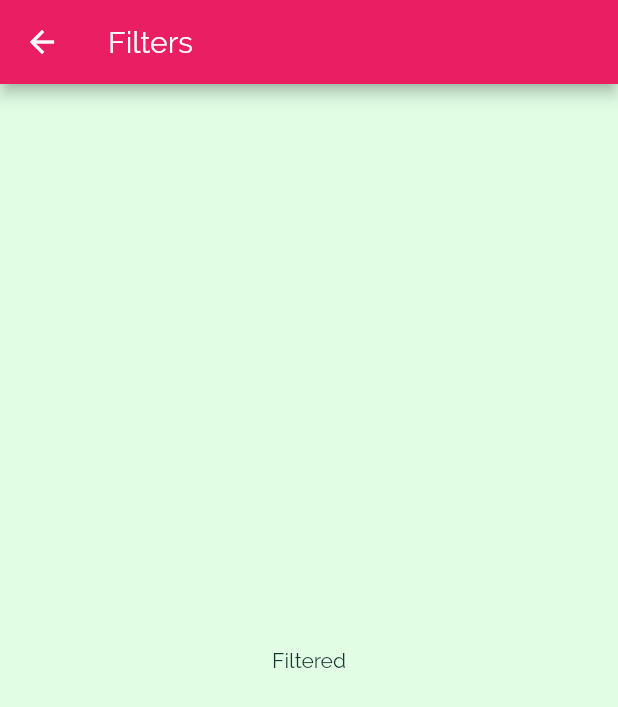
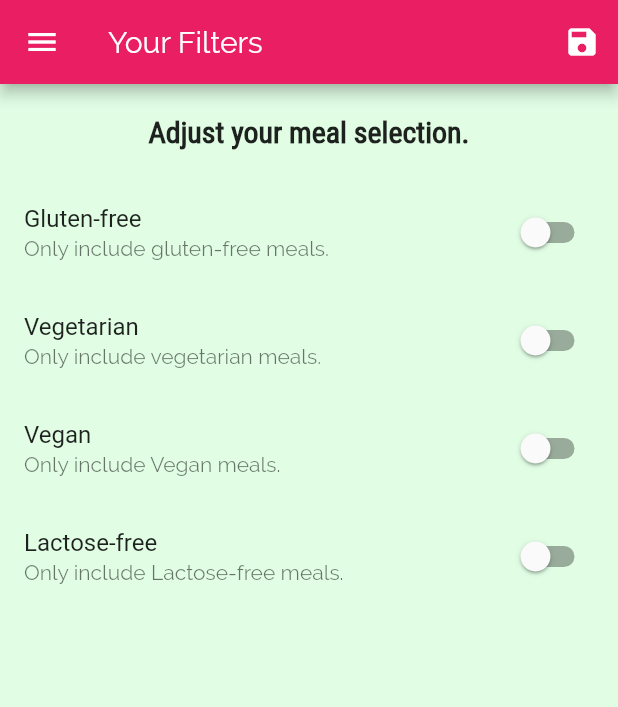
Before and after one commit to EviCoach/meals, a Flutter app: the FiltersScreen screen opened by its route, on a phone screen of 412 x 824 dp. Shown: the top 707 px of the screen. Run offline on Flutter 3.47's test engine with Material 2 defaults, Android fonts, the phone set to English and light mode, and no system bars.

Commit message:
Users can now filter the meals based on their diets

```diff
--- a/meals_app/lib/main.dart
+++ b/meals_app/lib/main.dart
@@ -4,10 +4,46 @@ import './screens/meal_detail_screen.dart';
 import 'package:meals_app/screens/tabs_screen.dart';
 import './screens/category_meals_screen.dart';
 import './screens/filters_screen.dart';
+import 'dummy_data.dart';
+import './models/meal.dart';
 
 main() => runApp(MyApp());
 
-class MyApp extends StatelessWidget {
+class MyApp extends StatefulWidget {
+  @override
+  _MyAppState createState() => _MyAppState();
+}
+
+class _MyAppState extends State<MyApp> {
+  Map<String, bool> _filters = {
+    'gluten': false,
+    'lactose': false,
+    'vegan': false,
+    'vegetarian': false,
+  };
+
+  List<Meal> _availableMeals = DUMMY_MEALS;
+
+  void _setFilters(Map<String, bool> filterData) {
+    _filters = filterData;
+
+    _availableMeals = DUMMY_MEALS.where((meal) {
+      if (_filters['gluten'] && !meal.isGlutenFree) {
+        return false; // don't include this item
+      }
+      if (_filters['lactose'] && !meal.isLactoseFree) {
+        return false; // don't include this item
+      }
+      if (_filters['vegan'] && !meal.isVegan) {
+        return false; // don't include this item
+      }
+      if (_filters['vegetarian'] && !meal.isVegetarian) {
+        return false; // don't include this item
+      }
+      return true;
+    }).toList();
+  }
+
   @override
   Widget build(BuildContext context) {
     return MaterialApp(
@@ -36,9 +72,10 @@ class MyApp extends StatelessWidget {
         // routing table
         routes: {
           '/': (ctx) => TabsScreen(),
-          CategoryMealsScreen.routeName: (ctx) => CategoryMealsScreen(),
+          CategoryMealsScreen.routeName: (ctx) =>
+              CategoryMealsScreen(_availableMeals),
           MealDetailScreen.routeName: (ctx) => MealDetailScreen(),
-          FiltersScreen.routeName: (ctx) => FiltersScreen(),
+          FiltersScreen.routeName: (ctx) => FiltersScreen(_setFilters),
         } // marks the root screen of your app
         );
   }
--- a/meals_app/lib/screens/category_meals_screen.dart
+++ b/meals_app/lib/screens/category_meals_screen.dart
@@ -2,10 +2,12 @@ import 'package:flutter/material.dart';
 import '../models/meal.dart';
 import '../widgets/meal_item.dart';
 
-import '../dummy_data.dart';
 
 class CategoryMealsScreen extends StatefulWidget {
   static const routeName = '/category-meals';
+
+  final List<Meal> availableMeals;
+  CategoryMealsScreen(this.availableMeals);
 
   @override
   _CategoryMealsScreenState createState() => _CategoryMealsScreenState();
@@ -34,7 +36,7 @@ class _CategoryMealsScreenState extends State<CategoryMealsScreen> {
           ModalRoute.of(context).settings.arguments as Map<String, String>;
       categoryTitle = routesArgs['title'];
       final categoryId = routesArgs['id'];
-      displayedMeals = DUMMY_MEALS.where((meal) {
+      displayedMeals = widget.availableMeals.where((meal) {
         return meal.categories.contains(
             categoryId); // only those that have the same category id as this id
       }).toList();
--- a/meals_app/lib/screens/filters_screen.dart
+++ b/meals_app/lib/screens/filters_screen.dart
@@ -1,15 +1,110 @@
 import 'package:flutter/material.dart';
+import '../widgets/main_drawer.dart';
 
-class FiltersScreen extends StatelessWidget {
+class FiltersScreen extends StatefulWidget {
   static const routeName = '/filters';
+
+  final Function saveFilters;
+  FiltersScreen(this.saveFilters);
+
+  @override
+  _FiltersScreenState createState() => _FiltersScreenState();
+}
+
+class _FiltersScreenState extends State<FiltersScreen> {
+  var _glutenFree = false;
+  var _vegetarian = false;
+  var _vegan = false;
+  var _lactoseFree = false;
+
+  Widget _buildSwitchListTile(
+      String title, String desc, bool val, Function updateVal) {
+    return SwitchListTile(
+      title: Text(title),
+      subtitle: Text(desc),
+      value: val,
+      onChanged: updateVal,
+    );
+  }
+
   @override
   Widget build(BuildContext context) {
     return Scaffold(
       appBar: AppBar(
-        title: Text('Filters'),
+        title: Text('Your Filters'),
+        actions: <Widget>[
+          IconButton(
+            icon: Icon(Icons.save),
+            onPressed: () {
+              final selectedFilters = {
+                'gluten': _glutenFree,
+                'lactose': _lactoseFree,
+                'vegan': _vegan,
+                'vegetarian': _vegetarian
+              };
+              widget.saveFilters(selectedFilters);
+            },
+          )
+        ],
       ),
-      body: Center(
-        child: Text('Filtered'),
+      drawer: MainDrawer(),
+      body: Column(
+        children: <Widget>[
+          Container(
+            padding: EdgeInsets.all(20),
+            child: Text(
+              'Adjust your meal selection.',
+              style: Theme.of(context).textTheme.title,
+            ),
+          ),
+          Expanded(
+            child: ListView(
+              children: <Widget>[
+                _buildSwitchListTile(
+                  'Gluten-free',
+                  'Only include gluten-free meals.',
+                  _glutenFree,
+                  (newValue) {
+                    setState(() {
+                      _glutenFree = newValue;
+                    });
+                  },
+                ),
+                _buildSwitchListTile(
+                  'Vegetarian',
+                  'Only include vegetarian meals.',
+                  _vegetarian,
+                  (newValue) {
+                    setState(() {
+                      _vegetarian = newValue;
+                    });
+                  },
+                ),
+                _buildSwitchListTile(
+                  'Vegan',
+                  'Only include Vegan meals.',
+                  _vegan,
+                  (newValue) {
+                    setState(() {
+                      _vegan = newValue;
+                      print(newValue);
+                    });
+                  },
+                ),
+                _buildSwitchListTile(
+                  'Lactose-free',
+                  'Only include Lactose-free meals.',
+                  _lactoseFree,
+                  (newValue) {
+                    setState(() {
+                      _lactoseFree = newValue;
+                    });
+                  },
+                ),
+              ],
+            ),
+          )
+        ],
       ),
     );
   }
```
